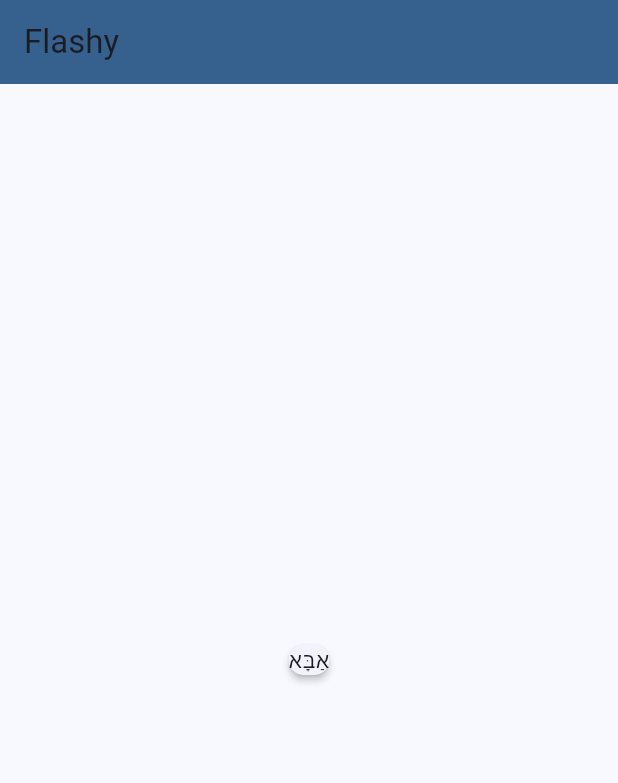
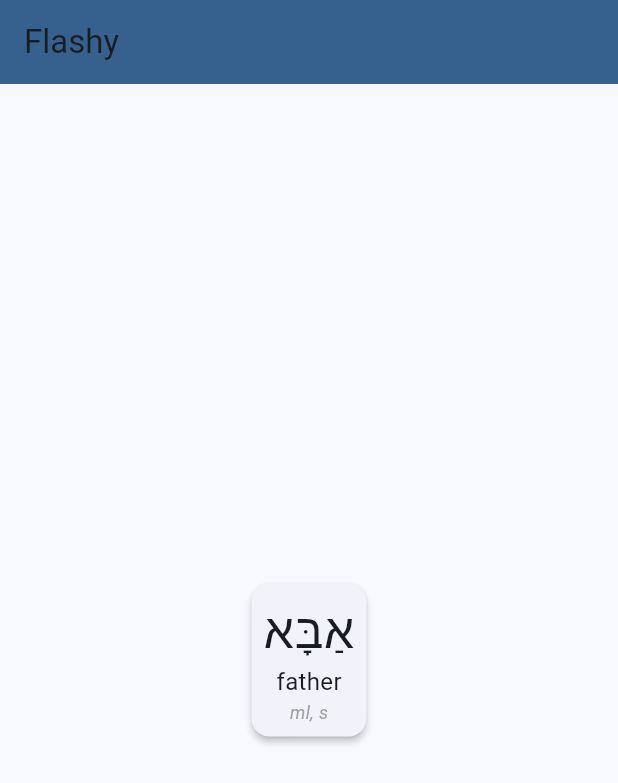
Before and after one commit to koorzenb/flashcard, a Flutter app: the screen it shows after launch, on a phone screen of 412 x 824 dp. Shown: the top 783 px of the screen. Run offline on Flutter 3.47's test engine with Material 2 defaults, Android fonts, the phone set to English and light mode, and no system bars.

Commit message:
Updated styling

```diff
--- a/lib/models/word.dart
+++ b/lib/models/word.dart
@@ -1,7 +1,7 @@
 class Word {
   final String hebrew;
   final String translation;
-  final String attributes;
+  final String? attributes;
 
   Word({required this.hebrew, required this.translation, this.attributes = ''});
 }
--- a/lib/widgets/flash_card.dart
+++ b/lib/widgets/flash_card.dart
@@ -6,10 +6,31 @@ class FlashCard extends StatelessWidget {
 
   @override
   Widget build(BuildContext context) {
-    final word = Word(hebrew: "אַבָּא", translation: 'father');
+    final word = Word(hebrew: "אַבָּא", translation: 'father', attributes: 'ml, s');
     return Card(
       elevation: 2,
-      child: Text(word.hebrew),
+      child: Padding(
+        padding: const EdgeInsets.all(8.0),
+        child: Column(
+          mainAxisSize: MainAxisSize.min,
+          children: [
+            // const SizedBox(height: 8),
+            Text(
+              word.hebrew,
+              style: const TextStyle(fontSize: 32),
+            ),
+            Text(
+              word.translation,
+              style: const TextStyle(fontSize: 16),
+            ),
+            if (word.attributes != null)
+              Text(
+                word.attributes!,
+                style: const TextStyle(fontSize: 12, fontStyle: FontStyle.italic, color: Colors.grey),
+              ),
+          ],
+        ),
+      ),
     );
   }
 }
```
